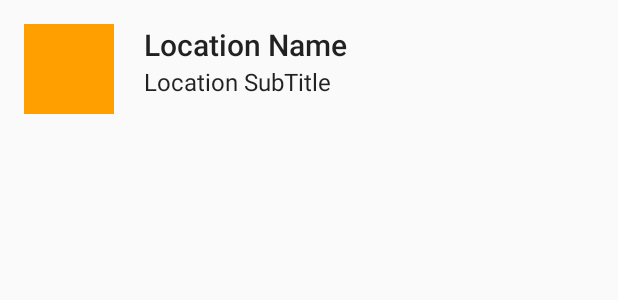
After one commit to Swando97/GeoFriendv0.2, an Android app: the layout list_row.xml on its own in the app's theme, with its tools: preview values and no code run, on a phone screen of 412 x 824 dp. The commit adds this screen. Shown: the top 300 px of the screen. Run offline under Robolectric (Android 15) with nearby library versions, the phone set to English and light mode, and no system bars.

Commit message:
Working on a displaying the ListView in CurrentLocation.java. ArrayList<LandMark> has been created and instantied, need to figure out LandmarkAdapter.java to populate all locations in the ListView!

```diff
--- a/app/src/main/java/com/geofriend/geofriend/LandmarkAdapter.java
+++ b/app/src/main/java/com/geofriend/geofriend/LandmarkAdapter.java
@@ -3,7 +3,8 @@ package com.geofriend.geofriend;
 import java.util.ArrayList;
 import java.util.List;
 
-public class LandmarkAdapter {
+public class
+LandmarkAdapter {
 
     public static List<LandMark> landmarks = new ArrayList<LandMark>();
 
--- /dev/null
+++ b/app/src/main/res/layout/list_row.xml
@@ -0,0 +1,34 @@
+<?xml version="1.0" encoding="utf-8"?>
+<RelativeLayout
+    xmlns:android="http://schemas.android.com/apk/res/android" android:layout_width="match_parent"
+    android:padding="16dp"
+    android:layout_height="match_parent">
+
+    <ImageView
+        android:id="@+id/locationImage"
+        android:src="@color/colorAccent"
+        android:layout_width="60dp"
+        android:layout_height="60dp"
+        />
+    <TextView
+        android:id="@+id/txtLocationName"
+        android:layout_toRightOf="@+id/locationImage"
+        android:layout_marginLeft="20dp"
+        android:layout_width="wrap_content"
+        android:layout_height="wrap_content"
+        style="@style/TextAppearance.AppCompat.Title"
+        android:text="Location Name"
+        />
+
+    <TextView
+        android:id="@+id/txtLocationNameSub"
+        android:layout_toRightOf="@+id/locationImage"
+        android:layout_marginLeft="20dp"
+        android:layout_width="wrap_content"
+        android:layout_height="wrap_content"
+        android:layout_below="@+id/txtLocationName"
+        style="@style/TextAppearance.AppCompat.SearchResult.Subtitle"
+        android:text="Location SubTitle"
+        />
+
+</RelativeLayout>
```
Also changed, not shown: app/src/main/java/com/geofriend/geofriend/CurrentLocation.java (+13 -0 lines), app/src/main/res/layout/activity_current_location.xml (+11 -0 lines), app/src/main/res/drawable-v24/image1.jpg (added), app/src/main/res/drawable-v24/image2.jpg (added), app/src/main/res/drawable-v24/image3.jpg (added), app/src/main/res/drawable-v24/image4.jpg (added).
